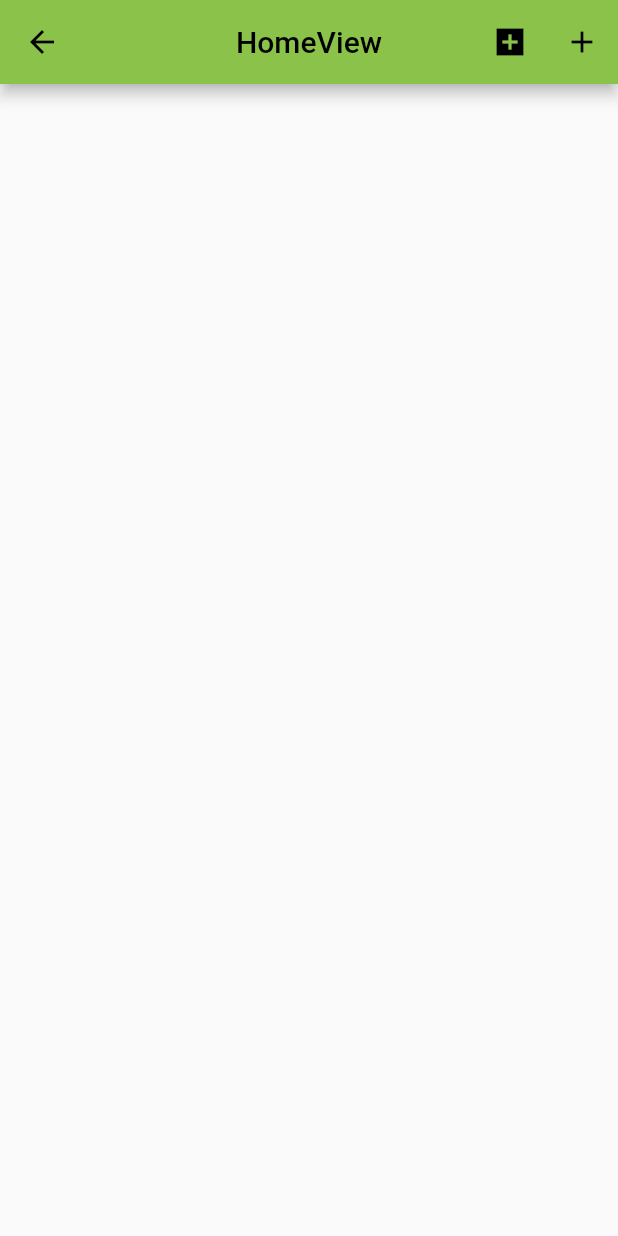
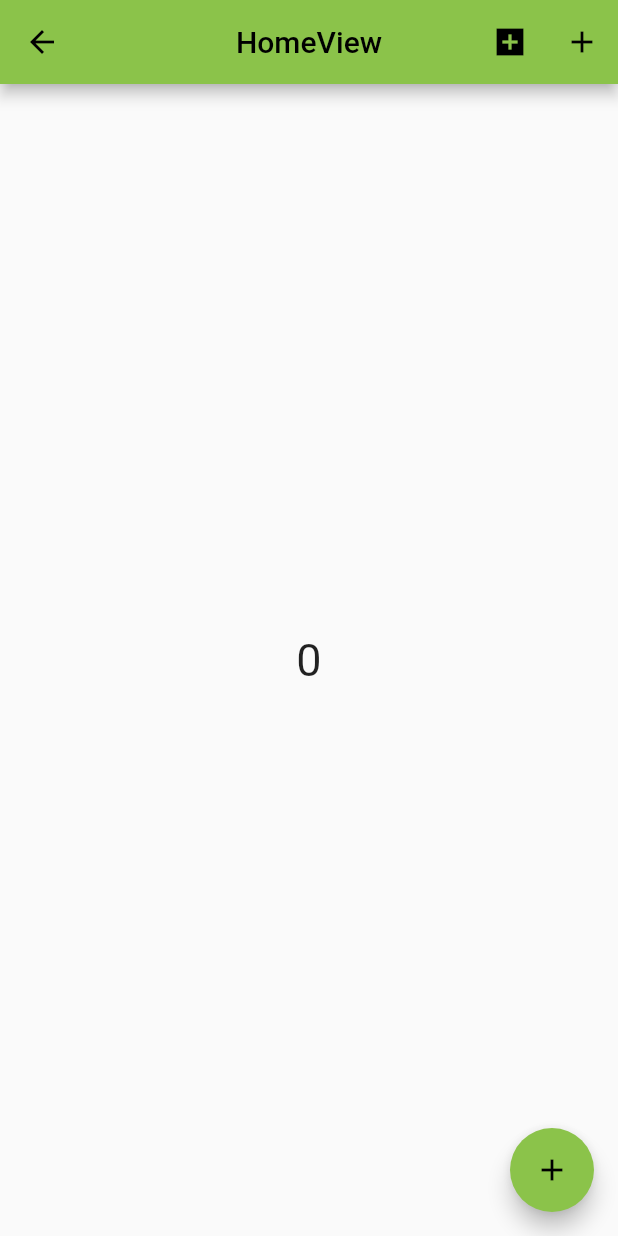
Before and after one commit to handika231/flutter-portofolio, a Flutter app: the HomeView screen opened by its route, on a phone screen of 412 x 824 dp. Run offline on Flutter 3.47's test engine with Material 2 defaults, Android fonts, the phone set to English and light mode, and no system bars; our stand-ins replace cloud_firestore, firebase_auth, firebase_core, get, shared_preferences; accounts and stored records are empty.

Commit message:
fix routing

```diff
--- a/presence_app/lib/app/application.dart
+++ b/presence_app/lib/app/application.dart
@@ -1,11 +1,11 @@
 import 'package:flutter/material.dart';
 import 'package:get/get.dart';
 import 'package:presence_app/app/data/db/pref_helper.dart';
-import 'package:presence_app/app/modules/home/views/home_view.dart';
-import 'package:presence_app/app/modules/login/views/login_view.dart';
 import 'package:presence_app/app/routes/app_pages.dart';
 
+import 'modules/home/views/home_view.dart';
 import 'modules/login/controllers/login_controller.dart';
+import 'modules/login/views/login_view.dart';
 
 class Application extends StatefulWidget {
   const Application({super.key});
@@ -38,8 +38,8 @@ class _ApplicationState extends State<Application> {
       ),
       debugShowCheckedModeBanner: false,
       title: 'Presence App',
-      home: isLogin ? const HomeView() : const LoginView(),
       getPages: AppPages.routes,
+      home: isLogin ? HomeView() : const LoginView(),
     );
   }
 }
--- a/presence_app/lib/app/modules/add_employee/controllers/add_employee_controller.dart
+++ b/presence_app/lib/app/modules/add_employee/controllers/add_employee_controller.dart
@@ -9,8 +9,6 @@ class AddEmployeeController extends GetxController {
   late TextEditingController nipController;
   GlobalKey<FormState> employeeFormKey =
       GlobalKey<FormState>(debugLabel: 'Employee');
-
-  RxBool isLoading = false.obs;
 
   @override
   void onInit() {
@@ -33,7 +31,6 @@ class AddEmployeeController extends GetxController {
   FirebaseFirestore firestore = FirebaseFirestore.instance;
   Future addEmployee() async {
     try {
-      isLoading = true.obs;
       UserCredential userCredential =
           await _auth.createUserWithEmailAndPassword(
         email: emailController.text,
@@ -49,7 +46,6 @@ class AddEmployeeController extends GetxController {
       });
 
       //send email verification
-      isLoading = false.obs;
     } on FirebaseAuthException catch (e) {
       if (e.code == 'weak-password') {
         Get.defaultDialog(
--- a/presence_app/lib/app/modules/home/views/home_view.dart
+++ b/presence_app/lib/app/modules/home/views/home_view.dart
@@ -1,19 +1,28 @@
 import 'package:firebase_auth/firebase_auth.dart';
 import 'package:flutter/material.dart';
 import 'package:get/get.dart';
+import 'package:presence_app/app/data/db/pref_helper.dart';
 import 'package:presence_app/app/routes/app_pages.dart';
 
 import '../controllers/home_controller.dart';
 
-class HomeView extends GetView<HomeController> {
-  const HomeView({Key? key}) : super(key: key);
+class HomeView extends StatelessWidget {
+  final controller = Get.put(HomeController());
+  HomeView({Key? key}) : super(key: key);
   @override
   Widget build(BuildContext context) {
     return Scaffold(
+      floatingActionButton: FloatingActionButton(
+        onPressed: () {
+          controller.increment();
+        },
+        child: const Icon(Icons.add),
+      ),
       appBar: AppBar(
         actions: [
           IconButton(
             onPressed: () async {
+              PrefHelper.setLogin(false);
               await FirebaseAuth.instance.signOut();
               Get.offAllNamed(Routes.LOGIN);
             },
@@ -21,7 +30,7 @@ class HomeView extends GetView<HomeController> {
           ),
           IconButton(
             onPressed: () async {
-              Get.offAllNamed(Routes.ADD_EMPLOYEE);
+              Get.toNamed(Routes.ADD_EMPLOYEE);
             },
             icon: const Icon(Icons.add),
           ),
@@ -29,7 +38,14 @@ class HomeView extends GetView<HomeController> {
         title: const Text('HomeView'),
         centerTitle: true,
       ),
-      body: Container(),
+      body: Center(
+        child: Obx(
+          () => Text(
+            controller.count.value.toString(),
+            style: const TextStyle(fontSize: 30),
+          ),
+        ),
+      ),
     );
   }
 }
--- a/presence_app/lib/app/routes/app_pages.dart
+++ b/presence_app/lib/app/routes/app_pages.dart
@@ -17,7 +17,7 @@ class AppPages {
   static final routes = [
     GetPage(
       name: _Paths.HOME,
-      page: () => const HomeView(),
+      page: () => HomeView(),
       binding: HomeBinding(),
     ),
     GetPage(
```
Also changed, not shown: presence_app/lib/app/modules/add_employee/views/add_employee_view.dart (+6 -14 lines), presence_app/lib/app/modules/home/controllers/home_controller.dart (+2 -19 lines).
